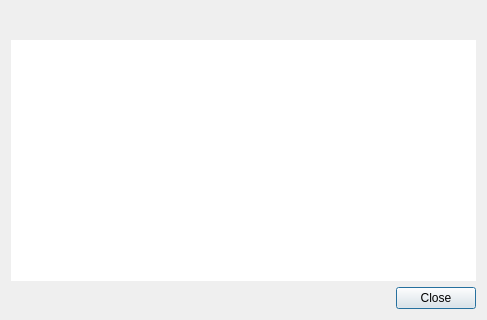
SHTDJ/Bulwark, file src/qt/forms/receiverequestdialog.ui: the form before one commit; both pictures show x 0 to 487 and y 277 to 597 of the 487 by 597 pixel window.
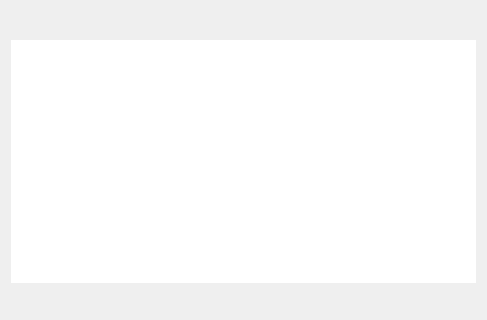
The form after the commit. Custom widgets are drawn as their Qt base class.

Commit message: got rid of unstyled button

Diff of the .ui file:
```diff
--- a/src/qt/forms/receiverequestdialog.ui
+++ b/src/qt/forms/receiverequestdialog.ui
@@ -113,11 +113,11 @@
       </spacer>
      </item>
      <item>
-      <widget class="QDialogButtonBox" name="buttonBox">
-       <property name="standardButtons">
-        <set>QDialogButtonBox::Close</set>
-       </property>
-      </widget>
+      <widget class="QtMaterialFlatButton" name="closeButton" native="true">
+	  <property name="text" stdset="0">
+         <string>Close</string>
+        </property>
+		</widget>
      </item>
     </layout>
    </item>
```
Left out of the diff: 35 changed lines with no effect on the pictures.
